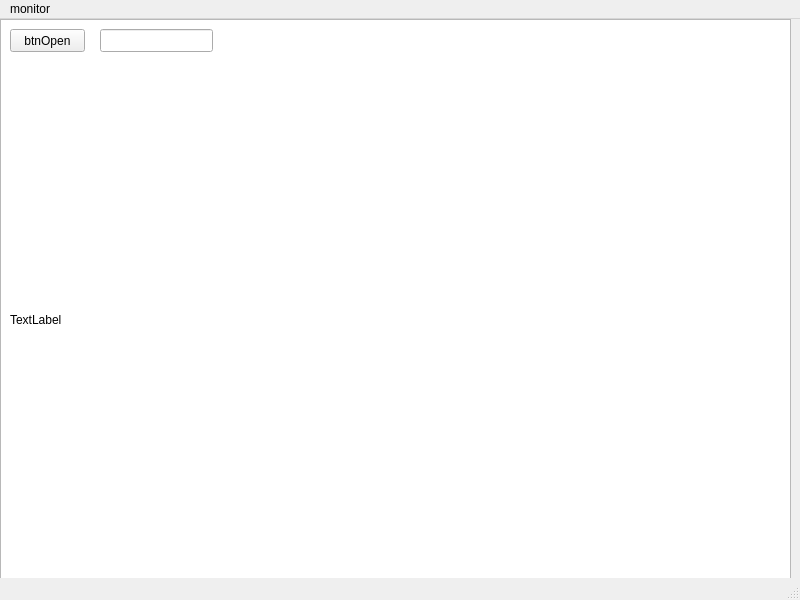
westmood1219/AV-Qt-RTSP-Monitor, file mainwindow.ui: the form before one commit.
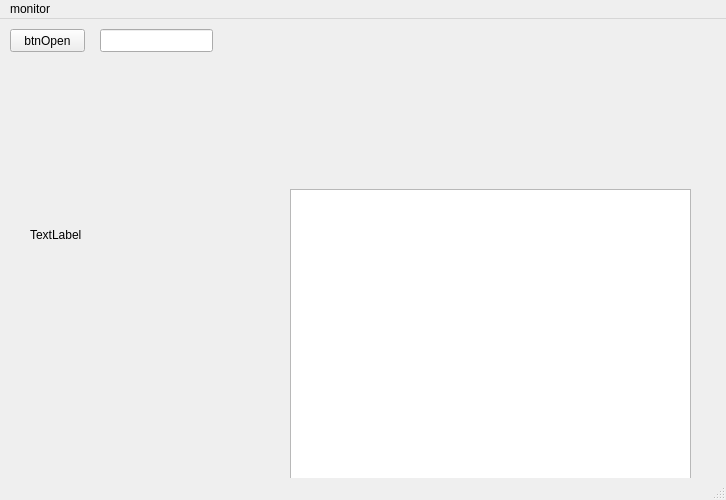
The form after the commit.

The edit to the form file:
```diff
--- a/mainwindow.ui
+++ b/mainwindow.ui
@@ -6,8 +6,8 @@
    <rect>
     <x>0</x>
     <y>0</y>
-    <width>800</width>
-    <height>600</height>
+    <width>726</width>
+    <height>500</height>
    </rect>
   </property>
   <property name="windowTitle">
@@ -17,10 +17,10 @@
    <widget class="QTextEdit" name="objName">
     <property name="geometry">
      <rect>
-      <x>0</x>
-      <y>0</y>
-      <width>791</width>
-      <height>571</height>
+      <x>290</x>
+      <y>170</y>
+      <width>401</width>
+      <height>311</height>
      </rect>
     </property>
    </widget>
@@ -40,10 +40,10 @@
    <widget class="QLabel" name="label">
     <property name="geometry">
      <rect>
-      <x>10</x>
-      <y>50</y>
-      <width>771</width>
-      <height>501</height>
+      <x>30</x>
+      <y>70</y>
+      <width>241</width>
+      <height>291</height>
      </rect>
     </property>
     <property name="text">
@@ -66,8 +66,8 @@
     <rect>
      <x>0</x>
      <y>0</y>
-     <width>800</width>
-     <height>20</height>
+     <width>726</width>
+     <height>21</height>
     </rect>
    </property>
    <widget class="QMenu" name="menumonitor">
```
